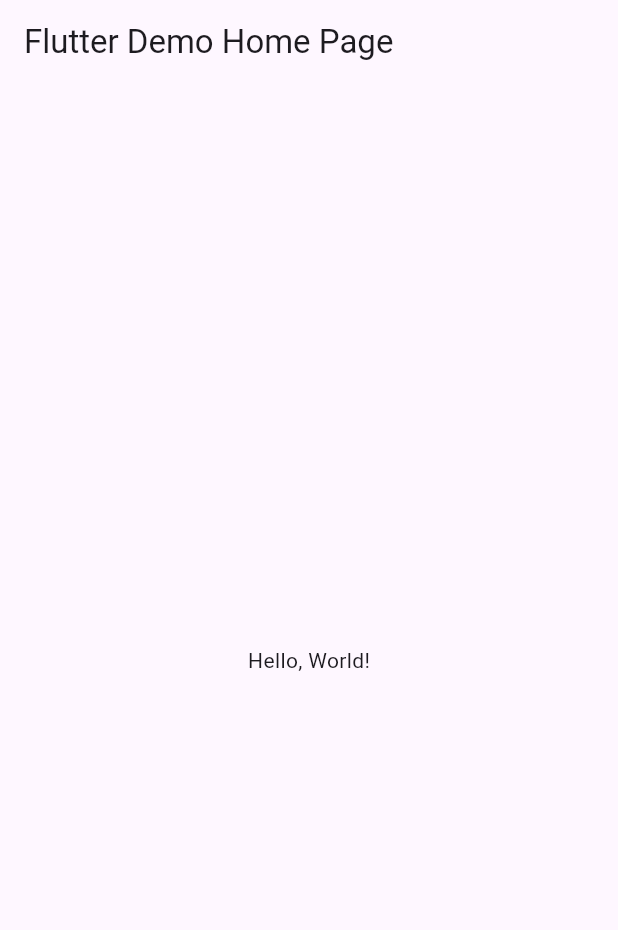
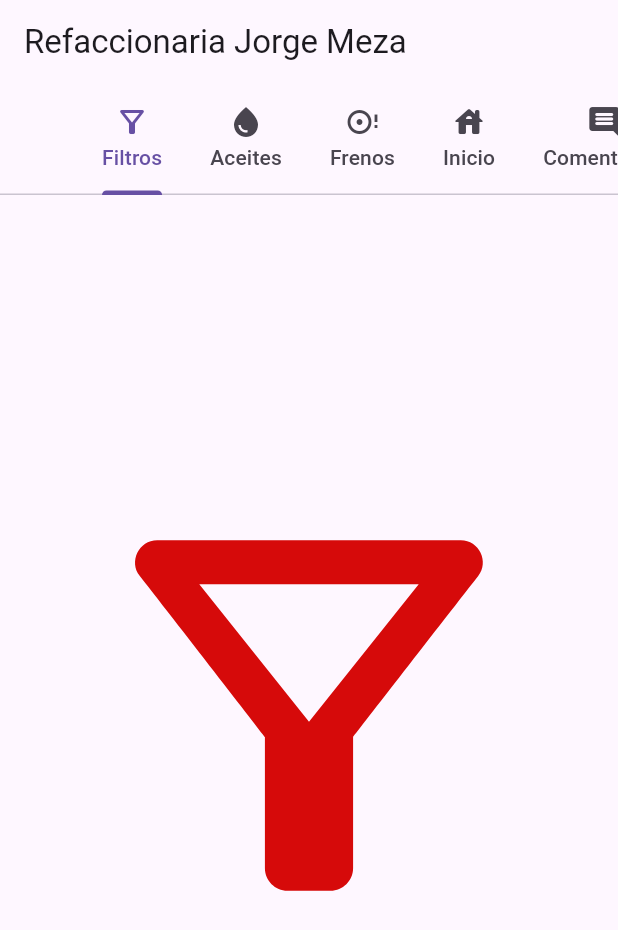
Before and after one commit to JorgeMeza123/p11-b-tabbar-6j, a Flutter app: the screen it shows after launch, on a phone screen of 412 x 824 dp. Shown: the top 930 px of the screen. Run offline on Flutter 3.47's test engine with Material 3 defaults, Android fonts, the phone set to English and light mode, and no system bars.

```diff
--- a/lib/main.dart
+++ b/lib/main.dart
@@ -1,42 +1,67 @@
 import 'package:flutter/material.dart';
 
-void main() => runApp(MyApp());
+void main() => runApp(const AppTabBar());
 
-class MyApp extends StatelessWidget {
-  const MyApp({super.key});
-  // This widget is the root of your application.
+class AppTabBar extends StatelessWidget {
+  const AppTabBar({Key? key}) : super(key: key);
+
   @override
   Widget build(BuildContext context) {
     return MaterialApp(
-      // Application name
-      title: 'Flutter Hello World',
-      // Application theme data, you can set the colors for the application as
-      // you want
-      theme: ThemeData(
-        // useMaterial3: true,
-        primarySwatch: Colors.blue,
-      ),
-      // A widget which will be started on application startup
-      home: MyHomePage(title: 'Flutter Demo Home Page'),
+      debugShowCheckedModeBanner: false,
+      title: "Ejemplo TabBar",
+      theme: ThemeData(primarySwatch: Colors.blueGrey),
+      home: const MiPaginaInicial(),
     );
   }
 }
 
-class MyHomePage extends StatelessWidget {
-  final String title;
-  const MyHomePage({super.key, required this.title});
+class MiPaginaInicial extends StatefulWidget {
+  const MiPaginaInicial({Key? key}) : super(key: key);
 
   @override
+  State<MiPaginaInicial> createState() => _MiPaginaInicialState();
+}
+
+class _MiPaginaInicialState extends State<MiPaginaInicial> {
+  @override
   Widget build(BuildContext context) {
-    return Scaffold(
-      appBar: AppBar(
-        // The title text which will be shown on the action bar
-        title: Text(title),
-      ),
-      body: Center(
-        child: Text(
-          'Hello, World!',
+    return DefaultTabController(
+      length: 5,
+      child: Scaffold(
+        appBar: AppBar(
+          title: const Text("Refaccionaria Jorge Meza"),
+          bottom: TabBar(isScrollable: true, tabs: [
+            Tab(
+              text: "Filtros",
+              icon: const Icon(Icons.filter_alt_outlined),
+            ),
+            Tab(
+              text: "Aceites",
+              icon: const Icon(Icons.water_drop_sharp),
+            ),
+            Tab(
+              text: "Frenos",
+              icon: const Icon(Icons.disc_full_outlined),
+            ),
+            Tab(
+              text: "Inicio",
+              icon: const Icon(Icons.house_rounded),
+            ),
+            Tab(
+              text: "Comentarios",
+              icon: const Icon(Icons.comment_rounded),
+            )
+          ] //Texto Icono
+              ),
         ),
+        body: const TabBarView(children: <Widget>[
+          Icon(Icons.filter_alt_outlined, size: 350, color: Color(0xfbd50606)),
+          Icon(Icons.water_drop_sharp, size: 350, color: Color(0xe239d712)),
+          Icon(Icons.disc_full_outlined, size: 350, color: Color(0xd90230ff)),
+          Icon(Icons.house_rounded, size: 350, color: Color(0xe4077cdc)),
+          Icon(Icons.comment_rounded, size: 350, color: Color(0xff037982)),
+        ]),
       ),
     );
   }
```
